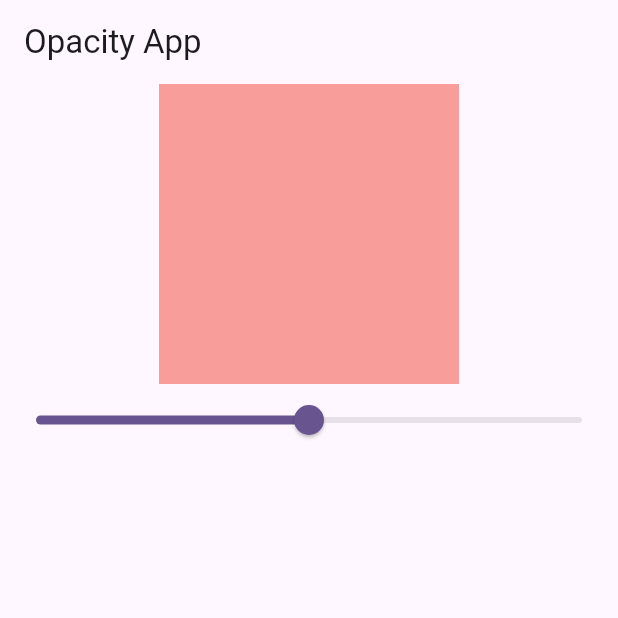
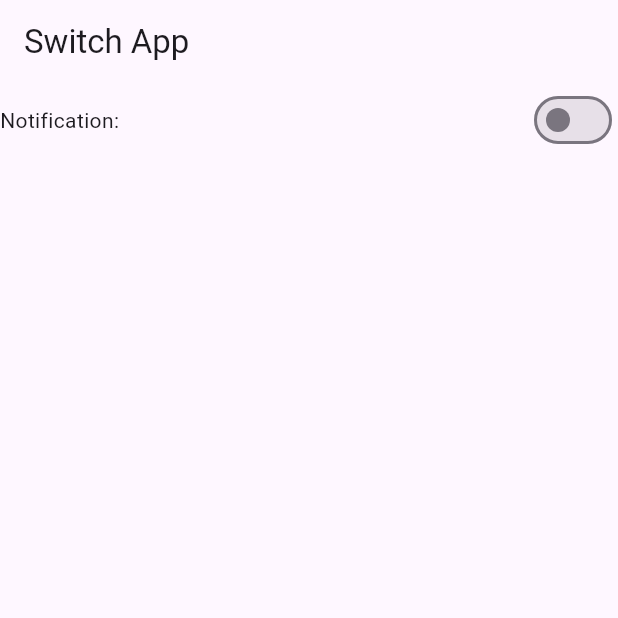
Before and after one commit to HasnathJami/Flutter_GetX_Masterclass, a Flutter app: the screen it shows after launch, on a phone screen of 412 x 824 dp, the top half of it. Run offline on Flutter 3.47's test engine with Material 3 defaults, Android fonts, the phone set to English and light mode, and no system bars; our stand-ins replace get.

Commit message:
11. GetX: Example Three(Switch)

```diff
--- a/lib/main.dart
+++ b/lib/main.dart
@@ -1,5 +1,6 @@
 import 'package:flutter/material.dart';
 import 'package:flutter_getx_masterclass/opacity/opacity_screen.dart';
+import 'package:flutter_getx_masterclass/switch/switch_screen.dart';
 import 'package:get/get.dart';
 
 void main() {
@@ -22,7 +23,7 @@ class MyApp extends StatelessWidget {
         colorScheme: ColorScheme.fromSeed(seedColor: Colors.deepPurple),
         useMaterial3: true,
       ),
-      home: OpacityScreen(),
+      home: SwitchScreen(),
       // getPages: [
       //   GetPage(name:'/', page: () => HomeScreen()),
       //   GetPage(name:'/screenOne', page: () => ScreenOne()),
--- /dev/null
+++ b/lib/switch/switch_controller.dart
@@ -0,0 +1,13 @@
+import 'package:get/get.dart';
+
+class SwitchController extends GetxController {
+  RxBool isSwitchOn = false.obs;
+
+  setSwitchValue(bool value) {
+    isSwitchOn.value = value;
+  }
+
+  getSwitchValue() {
+    return isSwitchOn.value;
+  }
+}
--- /dev/null
+++ b/lib/switch/switch_screen.dart
@@ -0,0 +1,40 @@
+import 'package:flutter/material.dart';
+import 'package:flutter_getx_masterclass/switch/switch_controller.dart';
+import 'package:get/get.dart';
+
+class SwitchScreen extends StatefulWidget {
+  const SwitchScreen({super.key});
+
+  @override
+  State<SwitchScreen> createState() => _CounterScreenState();
+}
+
+class _CounterScreenState extends State<SwitchScreen> {
+  SwitchController controller = Get.put(SwitchController());
+
+  @override
+  Widget build(BuildContext context) {
+    return Scaffold(
+      appBar: AppBar(
+        title: Text('Switch App'),
+      ),
+      body: Column(
+        children: [
+          Row(
+            mainAxisAlignment: MainAxisAlignment.spaceBetween,
+            children: [
+              Text("Notification:"),
+              Obx(
+                () => Switch(
+                    value: controller.getSwitchValue(),
+                    onChanged: (value) {
+                      controller.setSwitchValue(value);
+                    }),
+              ),
+            ],
+          )
+        ],
+      ),
+    );
+  }
+}
```
